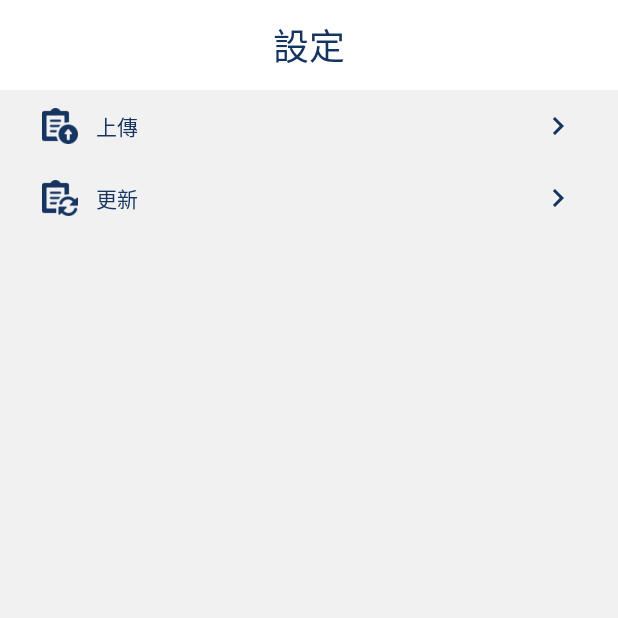
After one commit to kevin880701/water, an Android app: the fragment SettingFragment shown on its own in the app's theme, on a phone screen of 412 x 824 dp, the top half of it. The commit adds this screen. Run offline under Robolectric (Android 15) with nearby library versions, the phone set to English and light mode, and no system bars; our stand-ins replace Timber, data binding.

```diff
--- a/app/src/main/java/com/lhr/water/ui/formContent/FormContentActivity.kt
+++ b/app/src/main/java/com/lhr/water/ui/formContent/FormContentActivity.kt
@@ -44,7 +44,6 @@ class FormContentActivity : BaseActivity(), View.OnClickListener, FormGoodsAdd.L
     var formItemFieldNameList = ArrayList<String>() //貨物欄位
     var formItemFieldNameEngList = ArrayList<String>() //貨物欄位英文名
     var formItemFieldContentList: JSONArray? = null //貨物欄位內容
-    var formStatus = "0"
     lateinit var jsonObject: JSONObject
     private val qrcodeActivityResultLauncher = registerForActivityResult(
         ActivityResultContracts.StartActivityForResult()
@@ -124,7 +123,6 @@ class FormContentActivity : BaseActivity(), View.OnClickListener, FormGoodsAdd.L
             }
 
             getString(R.string.inventory) -> {
-
             }
         }
         // 如果是開啟已有紀錄
--- a/app/src/main/java/com/lhr/water/ui/regionChoose/RegionChooseFragment.kt
+++ b/app/src/main/java/com/lhr/water/ui/regionChoose/RegionChooseFragment.kt
@@ -66,14 +66,12 @@ class RegionChooseFragment : BaseFragment(), View.OnClickListener, RegionChooseA
     }
 
     override fun onItemClick(item: String) {
-        println("點擊")
         val intent = Intent(requireActivity(), MapChooseActivity::class.java)
         intent.putExtra("region", item)
         requireActivity().startActivity(intent)
     }
 
     override fun onItemLongClick(item: String) {
-        println("長按")
     }
 
 }
--- /dev/null
+++ b/app/src/main/java/com/lhr/water/ui/setting/SettingFragment.kt
@@ -0,0 +1,50 @@
+package com.lhr.water.ui.setting
+
+import android.content.Intent
+import android.os.Bundle
+import android.view.LayoutInflater
+import android.view.View
+import android.view.ViewGroup
+import androidx.fragment.app.viewModels
+import androidx.recyclerview.widget.LinearLayoutManager
+import com.lhr.water.R
+import com.lhr.water.databinding.FragmentRegionChooseBinding
+import com.lhr.water.databinding.FragmentSettingBinding
+import com.lhr.water.ui.base.BaseFragment
+import com.lhr.water.ui.mapChoose.MapChooseActivity
+import com.lhr.water.util.recyclerViewAdapter.RegionChooseAdapter
+
+class SettingFragment : BaseFragment(), View.OnClickListener {
+
+    private var _binding: FragmentSettingBinding? = null
+    private val binding get() = _binding!!
+    private val viewModel: SettingViewModel by viewModels { viewModelFactory }
+
+    override fun onCreateView(
+        inflater: LayoutInflater,
+        container: ViewGroup?, savedInstanceState: Bundle?
+    ): View? {
+        _binding = FragmentSettingBinding.inflate(layoutInflater)
+
+        initView()
+        return binding.root
+    }
+
+    override fun onViewCreated(view: View, savedInstanceState: Bundle?) {
+        super.onViewCreated(view, savedInstanceState)
+        bindViewModel()
+    }
+
+    private fun bindViewModel() {
+    }
+
+    private fun initView() {
+        binding.widgetTitleBar.textTitle.text = requireActivity().getString(R.string.setting)
+    }
+
+    override fun onClick(v: View?) {
+        when (v?.id) {
+
+        }
+    }
+}
--- a/app/src/main/res/layout/activity_form_content.xml
+++ b/app/src/main/res/layout/activity_form_content.xml
@@ -51,6 +51,7 @@
                 android:layout_width="wrap_content"
                 android:layout_height="56dp"
                 android:layout_marginTop="16dp"
+                android:layout_marginBottom="16dp"
                 android:layout_marginLeft="16dp"
                 android:layout_marginRight="16dp"
                 android:layout_gravity="center_horizontal"
--- /dev/null
+++ b/app/src/main/res/layout/fragment_setting.xml
@@ -0,0 +1,114 @@
+<?xml version="1.0" encoding="utf-8"?>
+<layout xmlns:android="http://schemas.android.com/apk/res/android"
+    xmlns:app="http://schemas.android.com/apk/res-auto"
+    xmlns:tools="http://schemas.android.com/tools">
+
+    <data></data>
+
+
+    <androidx.constraintlayout.widget.ConstraintLayout
+        android:layout_width="match_parent"
+        android:layout_height="match_parent"
+        android:background="@color/background">
+
+        <include
+            android:id="@+id/widgetTitleBar"
+            layout="@layout/widget_title_bar"
+            app:layout_constraintTop_toTopOf="parent" />
+
+        <androidx.constraintlayout.widget.ConstraintLayout
+            android:id="@+id/constraintUpload"
+            android:layout_width="0dp"
+            android:layout_height="48dp"
+            app:layout_constraintLeft_toLeftOf="parent"
+            app:layout_constraintRight_toRightOf="parent"
+            app:layout_constraintTop_toBottomOf="@+id/widgetTitleBar"
+            android:paddingRight="16dp"
+            android:paddingLeft="16dp">
+
+            <ImageView
+                android:id="@+id/imageUpload"
+                android:layout_width="0dp"
+                android:layout_height="match_parent"
+                android:background="@color/background"
+                android:padding="12dp"
+                android:src="@drawable/upload"
+                app:layout_constraintBottom_toBottomOf="parent"
+                app:layout_constraintDimensionRatio="1:1"
+                app:layout_constraintLeft_toLeftOf="parent"
+                app:layout_constraintTop_toTopOf="parent"
+                app:tint="@color/seed" />
+
+            <TextView
+                android:id="@+id/textUpload"
+                android:layout_width="0dp"
+                android:layout_height="wrap_content"
+                android:gravity="center"
+                android:text="@string/upload"
+                android:textAppearance="@style/TextAppearance.Astec.HeadLine5"
+                android:textColor="@color/seed"
+                app:layout_constraintBottom_toBottomOf="parent"
+                app:layout_constraintLeft_toRightOf="@+id/imageUpload"
+                app:layout_constraintTop_toTopOf="parent" />
+
+            <ImageView
+                android:layout_width="0dp"
+                android:layout_height="match_parent"
+                android:background="@color/background"
+                android:padding="12dp"
+                android:src="@drawable/right"
+                app:layout_constraintBottom_toBottomOf="parent"
+                app:layout_constraintDimensionRatio="1:1"
+                app:layout_constraintRight_toRightOf="parent"
+                app:layout_constraintTop_toTopOf="parent"
+                app:tint="@color/seed" />
+        </androidx.constraintlayout.widget.ConstraintLayout>
+        <androidx.constraintlayout.widget.ConstraintLayout
+            android:id="@+id/constraintUpdate"
+            android:layout_width="0dp"
+            android:layout_height="48dp"
+            app:layout_constraintLeft_toLeftOf="parent"
+            app:layout_constraintRight_toRightOf="parent"
+            app:layout_constraintTop_toBottomOf="@+id/constraintUpload"
+            android:paddingRight="16dp"
+            android:paddingLeft="16dp">
+
+            <ImageView
+                android:id="@+id/imageUpdate"
+                android:layout_width="0dp"
+                android:layout_height="match_parent"
+                android:background="@color/background"
+                android:padding="12dp"
+                android:src="@drawable/update"
+                app:layout_constraintBottom_toBottomOf="parent"
+                app:layout_constraintDimensionRatio="1:1"
+                app:layout_constraintLeft_toLeftOf="parent"
+                app:layout_constraintTop_toTopOf="parent"
+                app:tint="@color/seed" />
+
+            <TextView
+                android:id="@+id/textUpdate"
+                android:layout_width="0dp"
+                android:layout_height="wrap_content"
+                android:gravity="center"
+                android:text="@string/update"
+                android:textAppearance="@style/TextAppearance.Astec.HeadLine5"
+                android:textColor="@color/seed"
+                app:layout_constraintBottom_toBottomOf="parent"
+                app:layout_constraintLeft_toRightOf="@+id/imageUpdate"
+                app:layout_constraintTop_toTopOf="parent" />
+
+            <ImageView
+                android:layout_width="0dp"
+                android:layout_height="match_parent"
+                android:background="@color/background"
+                android:padding="12dp"
+                android:src="@drawable/right"
+                app:layout_constraintBottom_toBottomOf="parent"
+                app:layout_constraintDimensionRatio="1:1"
+                app:layout_constraintRight_toRightOf="parent"
+                app:layout_constraintTop_toTopOf="parent"
+                app:tint="@color/seed" />
+        </androidx.constraintlayout.widget.ConstraintLayout>
+    </androidx.constraintlayout.widget.ConstraintLayout>
+</layout>
--- a/app/src/main/res/values/strings.xml
+++ b/app/src/main/res/values/strings.xml
@@ -45,12 +45,15 @@
     <string name="now_deal">處理中</string>
     <string name="complete_deal">處理完成</string>
 
+    <string name="setting">設定</string>
+    <string name="upload">上傳</string>
+    <string name="update">更新</string>
+
     <string-array name="deal_status">
         <item>待處理</item>
         <item>處理中</item>
         <item>處理完成</item>
     </string-array>
-
 
     <string-array name="form_array">
         <item>交貨</item>
```
Also changed, not shown: app/src/main/java/com/lhr/water/ui/cover/CoverActivity.kt (+87 -0 lines), app/src/main/java/com/lhr/water/ui/main/MainActivity.kt (+6 -1 lines), app/src/main/java/com/lhr/water/ui/setting/SettingViewModel.kt (added, +12 -0 lines), app/src/main/res/drawable/setting.png (added), app/src/main/res/drawable/update.png (added), app/src/main/res/drawable/upload.png (added).
